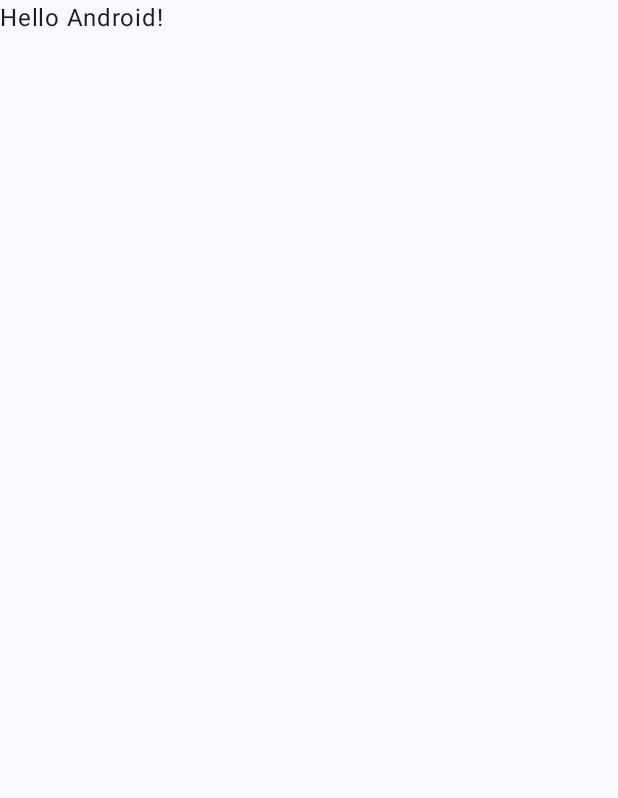
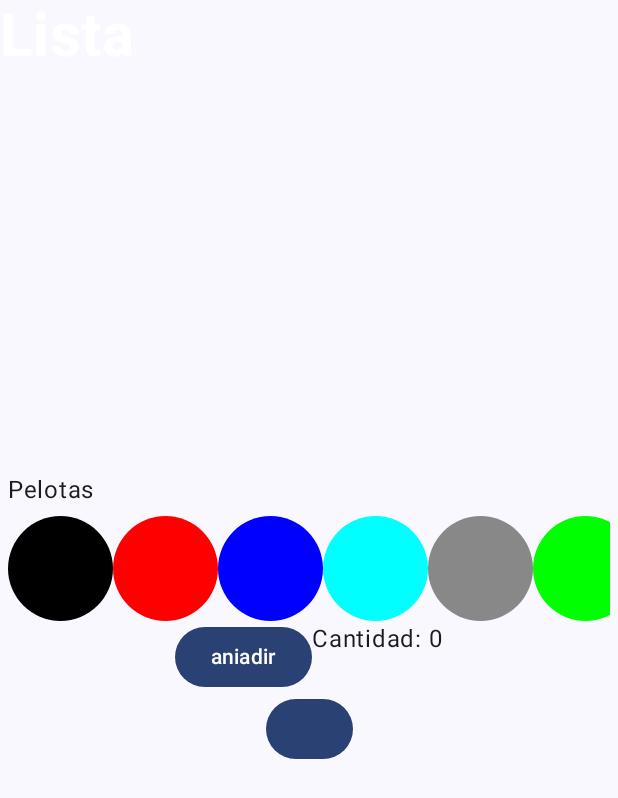
Before and after one commit to robertoinfor/ResumenInterfaces, an Android app built with Jetpack Compose: the screen it shows after launch (MainActivity), on a phone screen of 412 x 824 dp. Before the commit the part shown is almost empty. Shown: the top 798 px of the screen. Run offline under Robolectric (Android 15) with nearby library versions, the phone set to English and light mode, and no system bars.

Commit message:
Navigation, Lista, Componentes, Views

```diff
--- a/app/build.gradle.kts
+++ b/app/build.gradle.kts
@@ -5,7 +5,7 @@ plugins {
 
 android {
     namespace = "com.example.resumeninterfaces"
-    compileSdk = 34
+    compileSdk = 35
 
     defaultConfig {
         applicationId = "com.example.resumeninterfaces"
@@ -59,6 +59,7 @@ dependencies {
     implementation(libs.androidx.ui.graphics)
     implementation(libs.androidx.ui.tooling.preview)
     implementation(libs.androidx.material3)
+    implementation(libs.androidx.navigation.compose)
     testImplementation(libs.junit)
     androidTestImplementation(libs.androidx.junit)
     androidTestImplementation(libs.androidx.espresso.core)
--- a/app/src/main/java/com/example/resumeninterfaces/MainActivity.kt
+++ b/app/src/main/java/com/example/resumeninterfaces/MainActivity.kt
@@ -4,13 +4,36 @@ import android.os.Bundle
 import androidx.activity.ComponentActivity
 import androidx.activity.compose.setContent
 import androidx.activity.enableEdgeToEdge
+import androidx.compose.foundation.background
+import androidx.compose.foundation.layout.Box
+import androidx.compose.foundation.layout.Column
+import androidx.compose.foundation.layout.Row
+import androidx.compose.foundation.layout.Spacer
 import androidx.compose.foundation.layout.fillMaxSize
+import androidx.compose.foundation.layout.fillMaxWidth
+import androidx.compose.foundation.layout.height
 import androidx.compose.foundation.layout.padding
+import androidx.compose.foundation.layout.size
+import androidx.compose.foundation.layout.wrapContentSize
+import androidx.compose.foundation.lazy.LazyRow
+import androidx.compose.foundation.shape.CircleShape
+import androidx.compose.material3.Button
+import androidx.compose.material3.MaterialTheme
 import androidx.compose.material3.Scaffold
+import androidx.compose.material3.Surface
 import androidx.compose.material3.Text
 import androidx.compose.runtime.Composable
+import androidx.compose.runtime.getValue
+import androidx.compose.runtime.mutableStateOf
+import androidx.compose.runtime.remember
+import androidx.compose.runtime.setValue
+import androidx.compose.ui.Alignment
 import androidx.compose.ui.Modifier
+import androidx.compose.ui.graphics.Color
 import androidx.compose.ui.tooling.preview.Preview
+import androidx.compose.ui.unit.dp
+import com.example.resumeninterfaces.data.SampleData
+import com.example.resumeninterfaces.navigation.NavManager
 import com.example.resumeninterfaces.ui.theme.ResumenInterfacesTheme
 
 class MainActivity : ComponentActivity() {
@@ -19,29 +42,13 @@ class MainActivity : ComponentActivity() {
         enableEdgeToEdge()
         setContent {
             ResumenInterfacesTheme {
-                Scaffold(modifier = Modifier.fillMaxSize()) { innerPadding ->
-                    Greeting(
-                        name = "Android",
-                        modifier = Modifier.padding(innerPadding)
-                    )
+                Surface(
+                    modifier = Modifier.fillMaxSize(),
+                    color = MaterialTheme.colorScheme.background
+                ) {
+                    NavManager()
                 }
             }
         }
     }
 }
-
-@Composable
-fun Greeting(name: String, modifier: Modifier = Modifier) {
-    Text(
-        text = "Hello $name!",
-        modifier = modifier
-    )
-}
-
-@Preview(showBackground = true)
-@Composable
-fun GreetingPreview() {
-    ResumenInterfacesTheme {
-        Greeting("Android")
-    }
-}
--- /dev/null
+++ b/app/src/main/java/com/example/resumeninterfaces/data/SampleData.kt
@@ -0,0 +1,15 @@
+package com.example.resumeninterfaces.data
+
+import androidx.compose.ui.graphics.Color
+
+object SampleData {
+    val elementos = listOf (
+        Color.Black,
+        Color.Red,
+        Color.Blue,
+        Color.Cyan,
+        Color.Gray,
+        Color.Green,
+        Color.Magenta
+    )
+}
--- /dev/null
+++ b/app/src/main/java/com/example/resumeninterfaces/navigation/NavManager.kt
@@ -0,0 +1,37 @@
+package com.example.resumeninterfaces.navigation
+
+import androidx.compose.runtime.Composable
+import androidx.navigation.NavType
+import androidx.navigation.compose.NavHost
+import androidx.navigation.compose.composable
+import androidx.navigation.compose.rememberNavController
+import androidx.navigation.navArgument
+import com.example.resumeninterfaces.views.DetailView
+import com.example.resumeninterfaces.views.InicioListas
+import com.example.resumeninterfaces.views.HomeView
+
+@Composable
+fun NavManager(){
+    val navController = rememberNavController()
+    NavHost(navController = navController, startDestination = "Home") {
+        composable("Home") {
+            InicioListas(navController)
+        }
+        composable("Home2"){
+            HomeView(navController)
+        }
+        composable("Detail/{id}/?{opcional}", arguments = listOf(
+            navArgument("id"){
+                type = NavType.IntType
+            },
+            navArgument("opcional"){
+                type = NavType.StringType
+            }
+
+        )){
+            val id = it.arguments?.getInt("id") ?: 0
+            val opcional = it.arguments?.getString("opcional") ?: ""
+            DetailView(navController, id, opcional)
+        }
+    }
+}
--- /dev/null
+++ b/app/src/main/java/com/example/resumeninterfaces/views/InicioListas.kt
@@ -0,0 +1,96 @@
+package com.example.resumeninterfaces.views
+
+import android.annotation.SuppressLint
+import androidx.compose.foundation.background
+import androidx.compose.foundation.layout.Box
+import androidx.compose.foundation.layout.Column
+import androidx.compose.foundation.layout.Row
+import androidx.compose.foundation.layout.Spacer
+import androidx.compose.foundation.layout.fillMaxSize
+import androidx.compose.foundation.layout.fillMaxWidth
+import androidx.compose.foundation.layout.height
+import androidx.compose.foundation.layout.padding
+import androidx.compose.foundation.layout.size
+import androidx.compose.foundation.layout.wrapContentSize
+import androidx.compose.foundation.lazy.LazyRow
+import androidx.compose.foundation.shape.CircleShape
+import androidx.compose.material3.Button
+import androidx.compose.material3.ExperimentalMaterial3Api
+import androidx.compose.material3.Scaffold
+import androidx.compose.material3.Text
+import androidx.compose.runtime.Composable
+import androidx.compose.runtime.getValue
+import androidx.compose.runtime.mutableStateOf
+import androidx.compose.runtime.remember
+import androidx.compose.runtime.setValue
+import androidx.compose.ui.Alignment
+import androidx.compose.ui.Modifier
+import androidx.compose.ui.graphics.Color
+import androidx.compose.ui.unit.dp
+import androidx.navigation.NavController
+import com.example.resumeninterfaces.components.TitleBar
+import com.example.resumeninterfaces.data.SampleData
+
+@SuppressLint("UnusedMaterial3ScaffoldPaddingParameter")
+@Composable
+fun InicioListas(navController: NavController) {
+    var numero by remember {
+        mutableStateOf(0)
+    }
+    Scaffold {
+        TitleBar(name = "Lista")
+        Column(
+            modifier = Modifier
+                .fillMaxSize()
+                .wrapContentSize(Alignment.Center)
+                .padding(horizontal = 5.dp)
+        ) {
+            Text(text = "Pelotas")
+            SpacerH()
+            LazyRow {
+                items(SampleData.elementos.size) { index: Int ->
+                    Circulo(color = SampleData.elementos[index])
+                }
+            }
+
+            Row(
+                modifier = Modifier
+                    .fillMaxWidth()
+                    .wrapContentSize(Alignment.Center)
+            ) {
+                Button(onClick = {
+                    numero++
+                }) {
+                    Text(text = "aniadir")
+                }
+                Text(text = "Cantidad: $numero")
+            }
+
+            Row(
+                modifier = Modifier
+                    .fillMaxWidth()
+                    .wrapContentSize(Alignment.Center)
+            ) {
+                Button(onClick = { navController.navigate("Home2") }) {
+
+                }
+            }
+        }
+    }
+}
+
+
+
+@Composable
+fun SpacerH() {
+    Spacer(modifier = Modifier.height(5.dp))
+}
+
+@Composable
+fun Circulo(color: Color) {
+    Box(
+        modifier = Modifier
+            .size(70.dp)
+            .background(color, CircleShape)
+    )
+}
--- a/gradle/libs.versions.toml
+++ b/gradle/libs.versions.toml
@@ -8,6 +8,7 @@ espressoCore = "3.6.1"
 lifecycleRuntimeKtx = "2.8.7"
 activityCompose = "1.9.3"
 composeBom = "2024.04.01"
+navigationCompose = "2.8.4"
 
 [libraries]
 androidx-core-ktx = { group = "androidx.core", name = "core-ktx", version.ref = "coreKtx" }
@@ -24,6 +25,7 @@ androidx-ui-tooling-preview = { group = "androidx.compose.ui", name = "ui-toolin
 androidx-ui-test-manifest = { group = "androidx.compose.ui", name = "ui-test-manifest" }
 androidx-ui-test-junit4 = { group = "androidx.compose.ui", name = "ui-test-junit4" }
 androidx-material3 = { group = "androidx.compose.material3", name = "material3" }
+androidx-navigation-compose = { group = "androidx.navigation", name = "navigation-compose", version.ref = "navigationCompose" }
 
 [plugins]
 android-application = { id = "com.android.application", version.ref = "agp" }
```
Also changed, not shown: app/src/main/java/com/example/resumeninterfaces/components/BarComponents.kt (added, +40 -0 lines), app/src/main/java/com/example/resumeninterfaces/components/BodyComponents.kt (added, +23 -0 lines), app/src/main/java/com/example/resumeninterfaces/views/DetailView.kt (added, +55 -0 lines), app/src/main/java/com/example/resumeninterfaces/views/HomeView.kt (added, +73 -0 lines).
